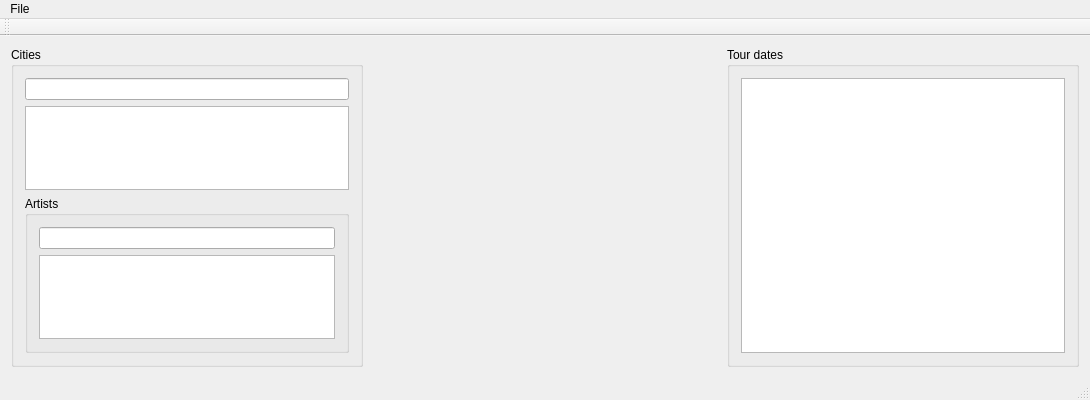
First picture: the form in mainwindow.ui, repository flavio/rockmarble, before the edit.
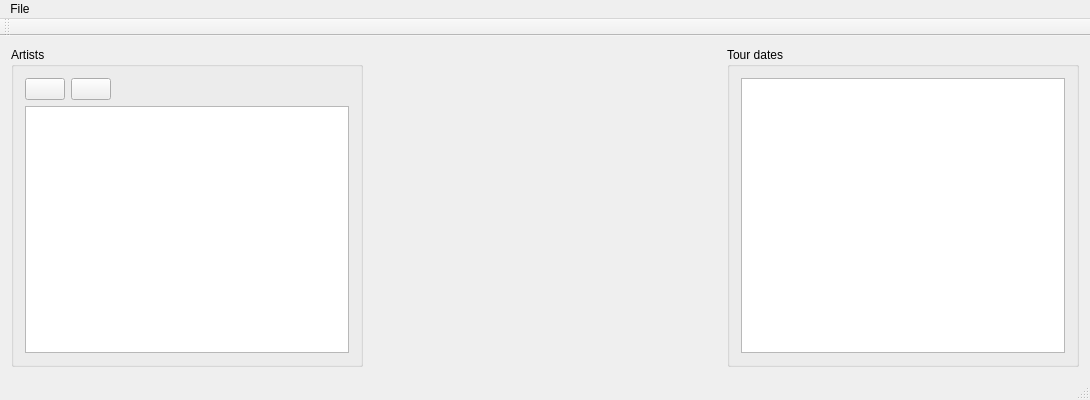
Second picture: the form after the edit. Icons and pictures are not drawn. Custom widgets are drawn as their Qt base class.

Commit message: give some love to ui

```diff
--- a/mainwindow.ui
+++ b/mainwindow.ui
@@ -22,29 +22,65 @@
         <item>
          <widget class="QGroupBox" name="groupBox">
           <property name="title">
-           <string>Cities</string>
+           <string>Artists</string>
           </property>
           <layout class="QVBoxLayout" name="verticalLayout_3">
            <item>
-            <widget class="QLineEdit" name="lineEdit"/>
+            <layout class="QHBoxLayout" name="horizontalLayout_2">
+             <item>
+              <widget class="QPushButton" name="addArtist">
+               <property name="sizePolicy">
+                <sizepolicy hsizetype="Minimum" vsizetype="Minimum">
+                 <horstretch>0</horstretch>
+                 <verstretch>0</verstretch>
+                </sizepolicy>
+               </property>
+               <property name="toolTip">
+                <string>Add a new artist</string>
+               </property>
+               <property name="text">
+                <string/>
+               </property>
+               <property name="icon">
+                <iconset resource="resources.qrc">
+                 <normaloff>:/images/icons/list-add.png</normaloff>:/images/icons/list-add.png</iconset>
+               </property>
+              </widget>
+             </item>
+             <item>
+              <widget class="QPushButton" name="lastfm">
+               <property name="sizePolicy">
+                <sizepolicy hsizetype="Minimum" vsizetype="Minimum">
+                 <horstretch>0</horstretch>
+                 <verstretch>0</verstretch>
+                </sizepolicy>
+               </property>
+               <property name="text">
+                <string/>
+               </property>
+               <property name="icon">
+                <iconset resource="resources.qrc">
+                 <normaloff>:/images/icons/icon_lastfm.gif</normaloff>:/images/icons/icon_lastfm.gif</iconset>
+               </property>
+              </widget>
+             </item>
+             <item>
+              <spacer name="horizontalSpacer">
+               <property name="orientation">
+                <enum>Qt::Horizontal</enum>
+               </property>
+               <property name="sizeHint" stdset="0">
+                <size>
+                 <width>40</width>
+                 <height>20</height>
+                </size>
+               </property>
+              </spacer>
+             </item>
+            </layout>
            </item>
            <item>
-            <widget class="QListView" name="listView"/>
-           </item>
-           <item>
-            <widget class="QGroupBox" name="groupBox_2">
-             <property name="title">
-              <string>Artists</string>
-             </property>
-             <layout class="QVBoxLayout" name="verticalLayout_4">
-              <item>
-               <widget class="QLineEdit" name="artistEdit"/>
-              </item>
-              <item>
-               <widget class="QListWidget" name="artistList"/>
-              </item>
-             </layout>
-            </widget>
+            <widget class="QListWidget" name="artistList"/>
            </item>
           </layout>
          </widget>
```
Left out of the diff: 19 changed lines with no effect on the pictures. The commit also changes 3 other files.
